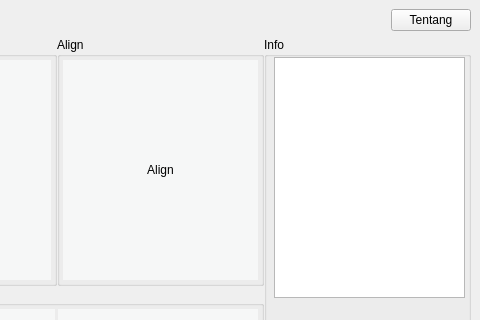
Before: the Qt Designer form desain_v3.ui in yusufpraditya/face-recognition-app, drawn with Qt 5; both pictures show x 800 to 1280 and y 0 to 320 of the 1280 by 722 pixel window.
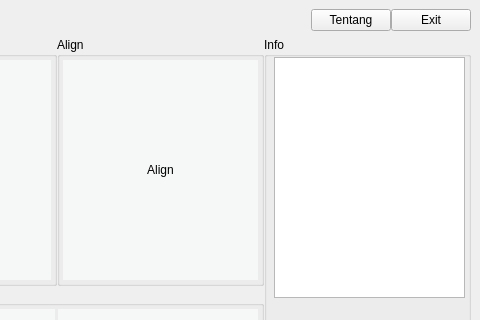
After: the same form once the commit is applied.

Patch:
```diff
--- a/desain_v3.ui
+++ b/desain_v3.ui
@@ -68,6 +68,13 @@
            </property>
           </widget>
          </item>
+         <item>
+          <widget class="QPushButton" name="btnExit">
+           <property name="text">
+            <string>Exit</string>
+           </property>
+          </widget>
+         </item>
         </layout>
        </item>
       </layout>
```
